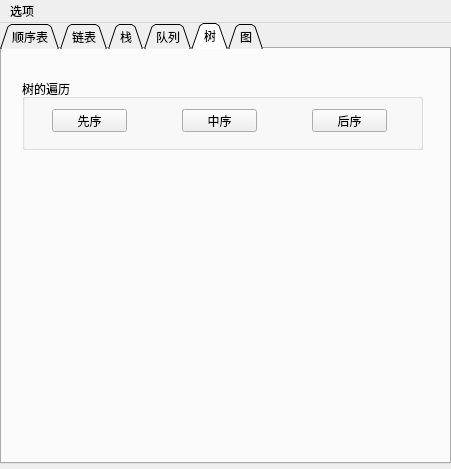
Before: the Qt Designer form mainwindow.ui in Billxkk/-, drawn with Qt 5.
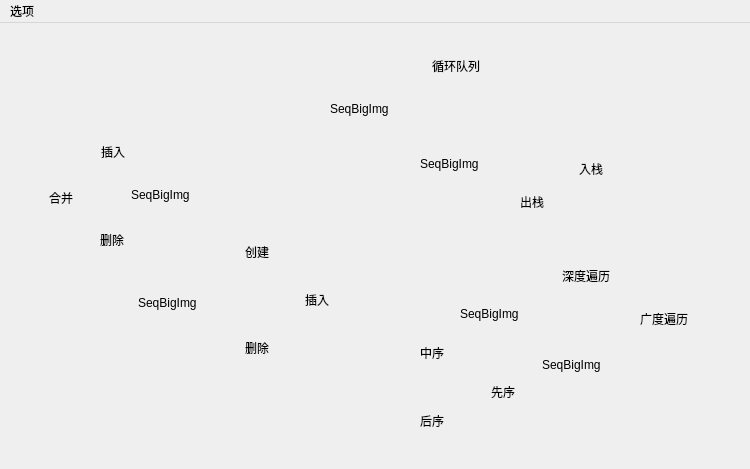
After: the same form once the commit is applied. The open tabs and pages were chosen to show the change.

Patch:
```diff
--- a/mainwindow.ui
+++ b/mainwindow.ui
@@ -6,279 +6,339 @@
    <rect>
     <x>0</x>
     <y>0</y>
-    <width>451</width>
+    <width>750</width>
     <height>469</height>
    </rect>
   </property>
+  <property name="minimumSize">
+   <size>
+    <width>750</width>
+    <height>469</height>
+   </size>
+  </property>
   <property name="maximumSize">
    <size>
-    <width>451</width>
+    <width>750</width>
     <height>469</height>
    </size>
   </property>
   <property name="windowTitle">
    <string>title</string>
   </property>
+  <property name="styleSheet">
+   <string notr="true">font: 10pt &quot;微软雅黑&quot;;</string>
+  </property>
   <widget class="QWidget" name="centralWidget">
-   <widget class="QTabWidget" name="tabWidget">
+   <widget class="QPushButton" name="seqInsButton">
     <property name="geometry">
      <rect>
-      <x>0</x>
-      <y>0</y>
-      <width>451</width>
-      <height>441</height>
+      <x>83</x>
+      <y>102</y>
+      <width>60</width>
+      <height>54</height>
      </rect>
     </property>
-    <property name="tabShape">
-     <enum>QTabWidget::Triangular</enum>
+    <property name="styleSheet">
+     <string notr="true">font: 10pt &quot;微软雅黑&quot;;</string>
     </property>
-    <property name="currentIndex">
-     <number>0</number>
+    <property name="text">
+     <string>插入</string>
     </property>
-    <property name="elideMode">
-     <enum>Qt::ElideNone</enum>
+    <property name="flat">
+     <bool>true</bool>
     </property>
-    <property name="tabsClosable">
-     <bool>false</bool>
+   </widget>
+   <widget class="QPushButton" name="seqDelButton">
+    <property name="geometry">
+     <rect>
+      <x>82</x>
+      <y>190</y>
+      <width>60</width>
+      <height>54</height>
+     </rect>
     </property>
-    <widget class="QWidget" name="seqList_tab">
-     <attribute name="title">
-      <string>顺序表</string>
-     </attribute>
-     <widget class="QPushButton" name="seqInsButton">
-      <property name="geometry">
-       <rect>
-        <x>200</x>
-        <y>50</y>
-        <width>111</width>
-        <height>23</height>
-       </rect>
-      </property>
-      <property name="text">
-       <string>顺序表插入结点</string>
-      </property>
-     </widget>
-     <widget class="QPushButton" name="seqDelButton">
-      <property name="geometry">
-       <rect>
-        <x>200</x>
-        <y>130</y>
-        <width>111</width>
-        <height>23</height>
-       </rect>
-      </property>
-      <property name="text">
-       <string>顺序表删除结点</string>
-      </property>
-     </widget>
-     <widget class="QPushButton" name="seqUniButton">
-      <property name="geometry">
-       <rect>
-        <x>200</x>
-        <y>210</y>
-        <width>111</width>
-        <height>23</height>
-       </rect>
-      </property>
-      <property name="text">
-       <string>顺序表合并</string>
-      </property>
-     </widget>
-    </widget>
-    <widget class="QWidget" name="linkedList_tab">
-     <attribute name="title">
-      <string>链表</string>
-     </attribute>
-     <widget class="QPushButton" name="linkCreatButton">
-      <property name="geometry">
-       <rect>
-        <x>200</x>
-        <y>50</y>
-        <width>111</width>
-        <height>23</height>
-       </rect>
-      </property>
-      <property name="text">
-       <string>创建链表</string>
-      </property>
-     </widget>
-     <widget class="QPushButton" name="linkInsButton">
-      <property name="geometry">
-       <rect>
-        <x>200</x>
-        <y>130</y>
-        <width>111</width>
-        <height>23</height>
-       </rect>
-      </property>
-      <property name="text">
-       <string>链表插入结点</string>
-      </property>
-     </widget>
-     <widget class="QPushButton" name="linkDelButton">
-      <property name="geometry">
-       <rect>
-        <x>200</x>
-        <y>210</y>
-        <width>111</width>
-        <height>23</height>
-       </rect>
-      </property>
-      <property name="text">
-       <string>链表删除结点</string>
-      </property>
-     </widget>
-    </widget>
-    <widget class="QWidget" name="stack_tab">
-     <attribute name="title">
-      <string>栈</string>
-     </attribute>
-     <widget class="QPushButton" name="enterStackButton">
-      <property name="geometry">
-       <rect>
-        <x>200</x>
-        <y>50</y>
-        <width>111</width>
-        <height>23</height>
-       </rect>
-      </property>
-      <property name="text">
-       <string>入栈</string>
-      </property>
-     </widget>
-     <widget class="QPushButton" name="outStackButton">
-      <property name="geometry">
-       <rect>
-        <x>200</x>
-        <y>130</y>
-        <width>111</width>
-        <height>23</height>
-       </rect>
-      </property>
-      <property name="text">
-       <string>出栈</string>
-      </property>
-     </widget>
-    </widget>
-    <widget class="QWidget" name="queue_tab">
-     <attribute name="title">
-      <string>队列</string>
-     </attribute>
-     <widget class="QPushButton" name="circleQueueButton">
-      <property name="geometry">
-       <rect>
-        <x>220</x>
-        <y>90</y>
-        <width>141</width>
-        <height>23</height>
-       </rect>
-      </property>
-      <property name="text">
-       <string>循环队列 入队/出队</string>
-      </property>
-     </widget>
-    </widget>
-    <widget class="QWidget" name="tree_tab">
-     <attribute name="title">
-      <string>树</string>
-     </attribute>
-     <widget class="QGroupBox" name="groupBox">
-      <property name="geometry">
-       <rect>
-        <x>20</x>
-        <y>30</y>
-        <width>401</width>
-        <height>71</height>
-       </rect>
-      </property>
-      <property name="title">
-       <string>树的遍历</string>
-      </property>
-      <widget class="QPushButton" name="proButton">
-       <property name="geometry">
-        <rect>
-         <x>30</x>
-         <y>30</y>
-         <width>75</width>
-         <height>23</height>
-        </rect>
-       </property>
-       <property name="text">
-        <string>先序</string>
-       </property>
-      </widget>
-      <widget class="QPushButton" name="MidButton">
-       <property name="geometry">
-        <rect>
-         <x>160</x>
-         <y>30</y>
-         <width>75</width>
-         <height>23</height>
-        </rect>
-       </property>
-       <property name="text">
-        <string>中序</string>
-       </property>
-      </widget>
-      <widget class="QPushButton" name="rearButton">
-       <property name="geometry">
-        <rect>
-         <x>290</x>
-         <y>30</y>
-         <width>75</width>
-         <height>23</height>
-        </rect>
-       </property>
-       <property name="text">
-        <string>后序</string>
-       </property>
-      </widget>
-     </widget>
-    </widget>
-    <widget class="QWidget" name="graph_tab">
-     <attribute name="title">
-      <string>图</string>
-     </attribute>
-     <widget class="QGroupBox" name="groupBox_2">
-      <property name="geometry">
-       <rect>
-        <x>10</x>
-        <y>20</y>
-        <width>421</width>
-        <height>71</height>
-       </rect>
-      </property>
-      <property name="title">
-       <string>图的遍历</string>
-      </property>
-      <widget class="QPushButton" name="dfsButton">
-       <property name="geometry">
-        <rect>
-         <x>60</x>
-         <y>30</y>
-         <width>101</width>
-         <height>23</height>
-        </rect>
-       </property>
-       <property name="text">
-        <string>深度优先搜索</string>
-       </property>
-      </widget>
-      <widget class="QPushButton" name="bfsButton">
-       <property name="geometry">
-        <rect>
-         <x>240</x>
-         <y>30</y>
-         <width>101</width>
-         <height>23</height>
-        </rect>
-       </property>
-       <property name="text">
-        <string>广度优先搜索</string>
-       </property>
-      </widget>
-     </widget>
-    </widget>
+    <property name="styleSheet">
+     <string notr="true">font: 10pt &quot;微软雅黑&quot;;</string>
+    </property>
+    <property name="text">
+     <string>删除</string>
+    </property>
+    <property name="flat">
+     <bool>true</bool>
+    </property>
+   </widget>
+   <widget class="QPushButton" name="seqUniButton">
+    <property name="geometry">
+     <rect>
+      <x>31</x>
+      <y>148</y>
+      <width>60</width>
+      <height>54</height>
+     </rect>
+    </property>
+    <property name="styleSheet">
+     <string notr="true">font: 10pt &quot;微软雅黑&quot;;</string>
+    </property>
+    <property name="text">
+     <string>合并</string>
+    </property>
+    <property name="flat">
+     <bool>true</bool>
+    </property>
+   </widget>
+   <widget class="QPushButton" name="rearButton">
+    <property name="geometry">
+     <rect>
+      <x>402</x>
+      <y>371</y>
+      <width>60</width>
+      <height>54</height>
+     </rect>
+    </property>
+    <property name="text">
+     <string>后序</string>
+    </property>
+    <property name="flat">
+     <bool>true</bool>
+    </property>
+   </widget>
+   <widget class="QPushButton" name="MidButton">
+    <property name="geometry">
+     <rect>
+      <x>402</x>
+      <y>303</y>
+      <width>60</width>
+      <height>54</height>
+     </rect>
+    </property>
+    <property name="text">
+     <string>中序</string>
+    </property>
+    <property name="flat">
+     <bool>true</bool>
+    </property>
+   </widget>
+   <widget class="QPushButton" name="proButton">
+    <property name="geometry">
+     <rect>
+      <x>473</x>
+      <y>342</y>
+      <width>60</width>
+      <height>54</height>
+     </rect>
+    </property>
+    <property name="text">
+     <string>先序</string>
+    </property>
+    <property name="flat">
+     <bool>true</bool>
+    </property>
+   </widget>
+   <widget class="QPushButton" name="dfsButton">
+    <property name="geometry">
+     <rect>
+      <x>550</x>
+      <y>220</y>
+      <width>72</width>
+      <height>65</height>
+     </rect>
+    </property>
+    <property name="text">
+     <string>深度遍历</string>
+    </property>
+    <property name="flat">
+     <bool>true</bool>
+    </property>
+   </widget>
+   <widget class="QPushButton" name="bfsButton">
+    <property name="geometry">
+     <rect>
+      <x>628</x>
+      <y>263</y>
+      <width>72</width>
+      <height>65</height>
+     </rect>
+    </property>
+    <property name="text">
+     <string>广度遍历</string>
+    </property>
+    <property name="flat">
+     <bool>true</bool>
+    </property>
+   </widget>
+   <widget class="QPushButton" name="circleQueueButton">
+    <property name="geometry">
+     <rect>
+      <x>420</x>
+      <y>10</y>
+      <width>72</width>
+      <height>65</height>
+     </rect>
+    </property>
+    <property name="text">
+     <string>循环队列</string>
+    </property>
+    <property name="flat">
+     <bool>true</bool>
+    </property>
+   </widget>
+   <widget class="QPushButton" name="enterStackButton">
+    <property name="geometry">
+     <rect>
+      <x>561</x>
+      <y>119</y>
+      <width>60</width>
+      <height>54</height>
+     </rect>
+    </property>
+    <property name="text">
+     <string>入栈</string>
+    </property>
+    <property name="flat">
+     <bool>true</bool>
+    </property>
+   </widget>
+   <widget class="QPushButton" name="outStackButton">
+    <property name="geometry">
+     <rect>
+      <x>502</x>
+      <y>152</y>
+      <width>60</width>
+      <height>54</height>
+     </rect>
+    </property>
+    <property name="text">
+     <string>出栈</string>
+    </property>
+    <property name="flat">
+     <bool>true</bool>
+    </property>
+   </widget>
+   <widget class="QPushButton" name="linkCreatButton">
+    <property name="geometry">
+     <rect>
+      <x>227</x>
+      <y>202</y>
+      <width>60</width>
+      <height>54</height>
+     </rect>
+    </property>
+    <property name="text">
+     <string>创建</string>
+    </property>
+    <property name="flat">
+     <bool>true</bool>
+    </property>
+   </widget>
+   <widget class="QPushButton" name="linkInsButton">
+    <property name="geometry">
+     <rect>
+      <x>287</x>
+      <y>250</y>
+      <width>60</width>
+      <height>54</height>
+     </rect>
+    </property>
+    <property name="text">
+     <string>插入</string>
+    </property>
+    <property name="flat">
+     <bool>true</bool>
+    </property>
+   </widget>
+   <widget class="QPushButton" name="linkDelButton">
+    <property name="geometry">
+     <rect>
+      <x>227</x>
+      <y>298</y>
+      <width>60</width>
+      <height>54</height>
+     </rect>
+    </property>
+    <property name="text">
+     <string>删除</string>
+    </property>
+    <property name="flat">
+     <bool>true</bool>
+    </property>
+   </widget>
+   <widget class="QLabel" name="SeqBigImg">
+    <property name="geometry">
+     <rect>
+      <x>131</x>
+      <y>120</y>
+      <width>114</width>
+      <height>103</height>
+     </rect>
+    </property>
+    <property name="text">
+     <string>SeqBigImg</string>
+    </property>
+   </widget>
+   <widget class="QLabel" name="LinkBigImg">
+    <property name="geometry">
+     <rect>
+      <x>138</x>
+      <y>234</y>
+      <width>102</width>
+      <height>92</height>
+     </rect>
+    </property>
+    <property name="text">
+     <string>SeqBigImg</string>
+    </property>
+   </widget>
+   <widget class="QLabel" name="QueueBigImg">
+    <property name="geometry">
+     <rect>
+      <x>330</x>
+      <y>40</y>
+      <width>102</width>
+      <height>92</height>
+     </rect>
+    </property>
+    <property name="text">
+     <string>SeqBigImg</string>
+    </property>
+   </widget>
+   <widget class="QLabel" name="StackBigImg">
+    <property name="geometry">
+     <rect>
+      <x>420</x>
+      <y>100</y>
+      <width>90</width>
+      <height>81</height>
+     </rect>
+    </property>
+    <property name="text">
+     <string>SeqBigImg</string>
+    </property>
+   </widget>
+   <widget class="QLabel" name="TreeBigImg">
+    <property name="geometry">
+     <rect>
+      <x>460</x>
+      <y>250</y>
+      <width>90</width>
+      <height>81</height>
+     </rect>
+    </property>
+    <property name="text">
+     <string>SeqBigImg</string>
+    </property>
+   </widget>
+   <widget class="QLabel" name="GraphBigImg">
+    <property name="geometry">
+     <rect>
+      <x>542</x>
+      <y>301</y>
+      <width>90</width>
+      <height>81</height>
+     </rect>
+    </property>
+    <property name="text">
+     <string>SeqBigImg</string>
+    </property>
    </widget>
   </widget>
   <widget class="QMenuBar" name="menuBar">
@@ -286,8 +346,8 @@
     <rect>
      <x>0</x>
      <y>0</y>
-     <width>451</width>
-     <height>23</height>
+     <width>750</width>
+     <height>25</height>
     </rect>
    </property>
    <widget class="QMenu" name="option">
```
